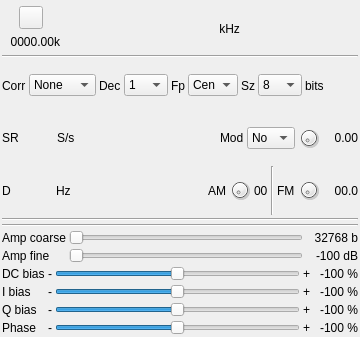
f4exb/sdrangel, file plugins/samplesource/testsource/testsourcegui.ui: the form before one commit.
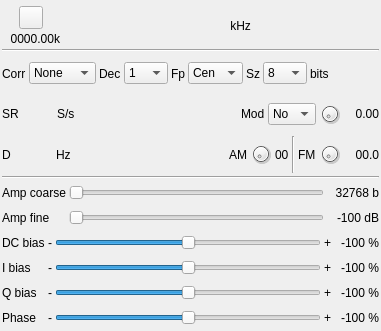
The form after the commit. Icons and pictures are not drawn. Custom widgets are drawn as their Qt base class.

Diff of the .ui file:
```diff
--- a/plugins/samplesource/testsource/testsourcegui.ui
+++ b/plugins/samplesource/testsource/testsourcegui.ui
@@ -6,20 +6,26 @@
    <rect>
     <x>0</x>
     <y>0</y>
-    <width>360</width>
-    <height>337</height>
+    <width>381</width>
+    <height>331</height>
    </rect>
   </property>
   <property name="sizePolicy">
-   <sizepolicy hsizetype="Minimum" vsizetype="Minimum">
+   <sizepolicy hsizetype="Fixed" vsizetype="Fixed">
     <horstretch>0</horstretch>
     <verstretch>0</verstretch>
    </sizepolicy>
   </property>
   <property name="minimumSize">
    <size>
-    <width>360</width>
-    <height>0</height>
+    <width>381</width>
+    <height>331</height>
+   </size>
+  </property>
+  <property name="maximumSize">
+   <size>
+    <width>381</width>
+    <height>331</height>
    </size>
   </property>
   <property name="font">
@@ -272,6 +278,12 @@
      </item>
      <item>
       <widget class="QComboBox" name="fcPos">
+       <property name="minimumSize">
+        <size>
+         <width>55</width>
+         <height>0</height>
+        </size>
+       </property>
        <property name="maximumSize">
         <size>
          <width>50</width>
@@ -695,17 +707,16 @@
      </property>
     </widget>
    </item>
-   <item>
-    <widget class="Line" name="line_3">
-     <property name="orientation">
-      <enum>Qt::Horizontal</enum>
-     </property>
-    </widget>
-   </item>
    <item>
     <layout class="QGridLayout" name="amplitudeLayout">
      <item row="1" column="0">
       <widget class="QLabel" name="amplitudeFineLabel">
+       <property name="minimumSize">
+        <size>
+         <width>0</width>
+         <height>22</height>
+        </size>
+       </property>
        <property name="text">
         <string>Amp fine</string>
        </property>
@@ -719,6 +730,12 @@
          <verstretch>0</verstretch>
         </sizepolicy>
        </property>
+       <property name="minimumSize">
+        <size>
+         <width>0</width>
+         <height>22</height>
+        </size>
+       </property>
        <property name="text">
         <string>Amp coarse</string>
        </property>
@@ -817,6 +834,12 @@
      </item>
      <item row="2" column="0">
       <widget class="QLabel" name="qBiasLabel">
+       <property name="minimumSize">
+        <size>
+         <width>0</width>
+         <height>22</height>
+        </size>
+       </property>
        <property name="text">
         <string>Q bias</string>
        </property>
@@ -838,6 +861,12 @@
      </item>
      <item row="1" column="0">
       <widget class="QLabel" name="iBiasLabel">
+       <property name="minimumSize">
+        <size>
+         <width>0</width>
+         <height>22</height>
+        </size>
+       </property>
        <property name="text">
         <string>I bias</string>
        </property>
@@ -882,6 +911,12 @@
      </item>
      <item row="0" column="0">
       <widget class="QLabel" name="dcBiasLabel">
+       <property name="minimumSize">
+        <size>
+         <width>0</width>
+         <height>22</height>
+        </size>
+       </property>
        <property name="text">
         <string>DC bias</string>
        </property>
@@ -926,6 +961,12 @@
      </item>
      <item row="3" column="0">
       <widget class="QLabel" name="phaseImbalanceLabel">
+       <property name="minimumSize">
+        <size>
+         <width>0</width>
+         <height>22</height>
+        </size>
+       </property>
        <property name="text">
         <string>Phase</string>
        </property>
@@ -979,17 +1020,17 @@
   </layout>
  </widget>
  <customwidgets>
+  <customwidget>
+   <class>ButtonSwitch</class>
+   <extends>QToolButton</extends>
+   <header>gui/buttonswitch.h</header>
+  </customwidget>
   <customwidget>
    <class>ValueDial</class>
    <extends>QWidget</extends>
    <header>gui/valuedial.h</header>
    <container>1</container>
   </customwidget>
-  <customwidget>
-   <class>ButtonSwitch</class>
-   <extends>QToolButton</extends>
-   <header>gui/buttonswitch.h</header>
-  </customwidget>
   <customwidget>
    <class>ValueDialZ</class>
    <extends>QWidget</extends>
```
